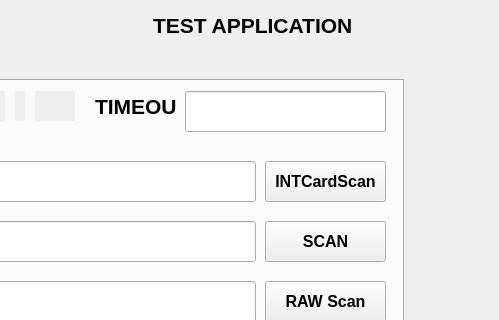
Qt form QT/wiegand/nwgnd.ui (natashaiwscope/emulator_v0) before a commit; both pictures show x 477 to 976 and y 0 to 320 of the 976 by 637 pixel window.
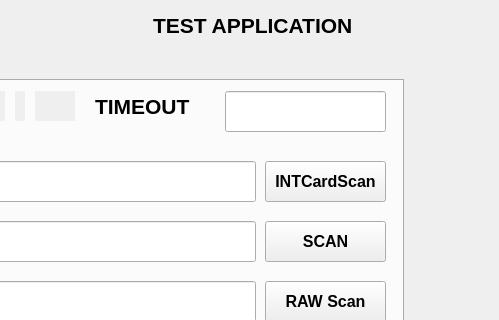
The same form after that commit.

```diff
--- a/QT/wiegand/nwgnd.ui
+++ b/QT/wiegand/nwgnd.ui
@@ -422,7 +422,7 @@
       <rect>
        <x>570</x>
        <y>10</y>
-       <width>81</width>
+       <width>121</width>
        <height>31</height>
       </rect>
      </property>
@@ -440,9 +440,9 @@
     <widget class="QLineEdit" name="timeOUTLineEdit">
      <property name="geometry">
       <rect>
-       <x>660</x>
+       <x>700</x>
        <y>10</y>
-       <width>201</width>
+       <width>161</width>
        <height>41</height>
       </rect>
      </property>
```
